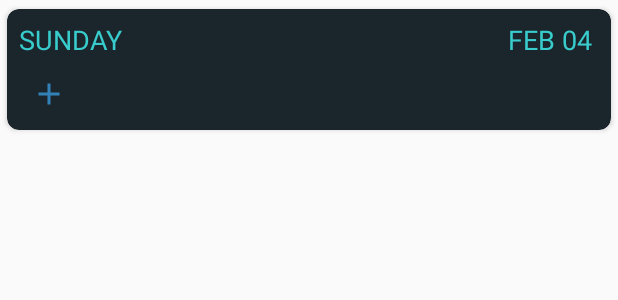
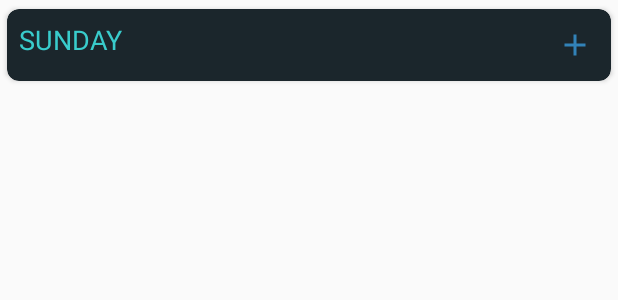
Before and after one commit to mohamedAllam9072/MealPlanner2, an Android app: the layout item_rv_day_full.xml on its own in the app's theme, with its tools: preview values and no code run, on a phone screen of 412 x 824 dp. Shown: the top 300 px of the screen. Run offline under Robolectric (Android 15) with nearby library versions, the phone set to English and light mode, and no system bars.

```diff
--- a/app/src/main/java/allam9072/mealplanner/ui/planWeek/WeekAdapter.java
+++ b/app/src/main/java/allam9072/mealplanner/ui/planWeek/WeekAdapter.java
@@ -47,7 +47,6 @@
     @Override
     public void onBindViewHolder(@NonNull final mVH holder, final int position) {
         holder.tv_DayTitle.setText(weekDays.get(position).getDay_name());
-        holder.tv_DayDate.setText("" + weekDays.get(position).getDayId());
         viewModel.getDayMeals(weekDays.get(position).getDayId())
                 .observe(lifecycleOwner, new Observer<List<DayMealsRelation>>() {
                     @Override
@@ -96,13 +95,12 @@
     }
 
     public class mVH extends RecyclerView.ViewHolder {
-        TextView tv_DayTitle, tv_DayDate;
+        TextView tv_DayTitle;
         RecyclerView nested_rv;
         ImageButton btn_add_new_meal;
 
         public mVH(@NonNull final View itemView) {
             super(itemView);
-            tv_DayDate = itemView.findViewById(R.id.tv_dayDate_f);
             tv_DayTitle = itemView.findViewById(R.id.tv_dayTitle_f);
             btn_add_new_meal = itemView.findViewById(R.id.btn_add_new_meal_f);
             btn_add_new_meal.setOnClickListener(new View.OnClickListener() {
--- a/app/src/main/res/layout/item_rv_day_full.xml
+++ b/app/src/main/res/layout/item_rv_day_full.xml
@@ -27,38 +27,31 @@
             app:layout_constraintLeft_toLeftOf="parent"
             app:layout_constraintTop_toTopOf="parent" />
 
-        <TextView
-            android:id="@+id/tv_dayDate_f"
+        <ImageButton
+            android:id="@+id/btn_add_new_meal_f"
             android:layout_width="wrap_content"
             android:layout_height="wrap_content"
-            android:text="Feb 04 "
-            android:textAllCaps="true"
-            android:textAppearance="@style/TextAppearance.AppCompat.Medium"
-            android:textColor="@color/TEAL"
+            android:background="@color/set1_1"
+            android:padding="4dp"
+            android:src="@drawable/ic_add"
             app:layout_constraintRight_toRightOf="parent"
-            app:layout_constraintTop_toTopOf="parent" />
+           app:layout_constraintTop_toTopOf="parent"
+            />
 
         <androidx.recyclerview.widget.RecyclerView
             android:id="@+id/rv_nested_f"
             android:layout_width="match_parent"
             android:layout_height="wrap_content"
             android:layout_margin="4dp"
+            app:layout_constraintEnd_toEndOf="parent"
             app:layout_constraintLeft_toLeftOf="parent"
             app:layout_constraintRight_toRightOf="parent"
+            app:layout_constraintStart_toStartOf="parent"
             app:layout_constraintTop_toBottomOf="@id/tv_dayTitle_f"
             tools:itemCount="4"
             tools:listitem="@layout/item_rv_meal_products" />
 
-        <ImageButton
-            android:id="@+id/btn_add_new_meal_f"
-            android:layout_width="wrap_content"
-            android:layout_height="wrap_content"
-            android:layout_margin="4dp"
-            android:background="@color/set1_1"
-            android:padding="4dp"
-            android:src="@drawable/ic_add"
-            app:layout_constraintLeft_toLeftOf="parent"
-            app:layout_constraintTop_toBottomOf="@id/rv_nested_f" />
+
     </androidx.constraintlayout.widget.ConstraintLayout>
 
 
--- a/app/src/main/res/layout/item_rv_meal_products.xml
+++ b/app/src/main/res/layout/item_rv_meal_products.xml
@@ -4,6 +4,7 @@
     android:layout_width="match_parent"
     android:layout_height="wrap_content"
     android:layout_margin="2dp"
+    android:padding="2dp"
     android:orientation="horizontal">
 
     <TextView
```
Also changed, not shown: app/src/main/java/allam9072/mealplanner/ui/planWeek/NestedAdapter.java (+14 -13 lines).
